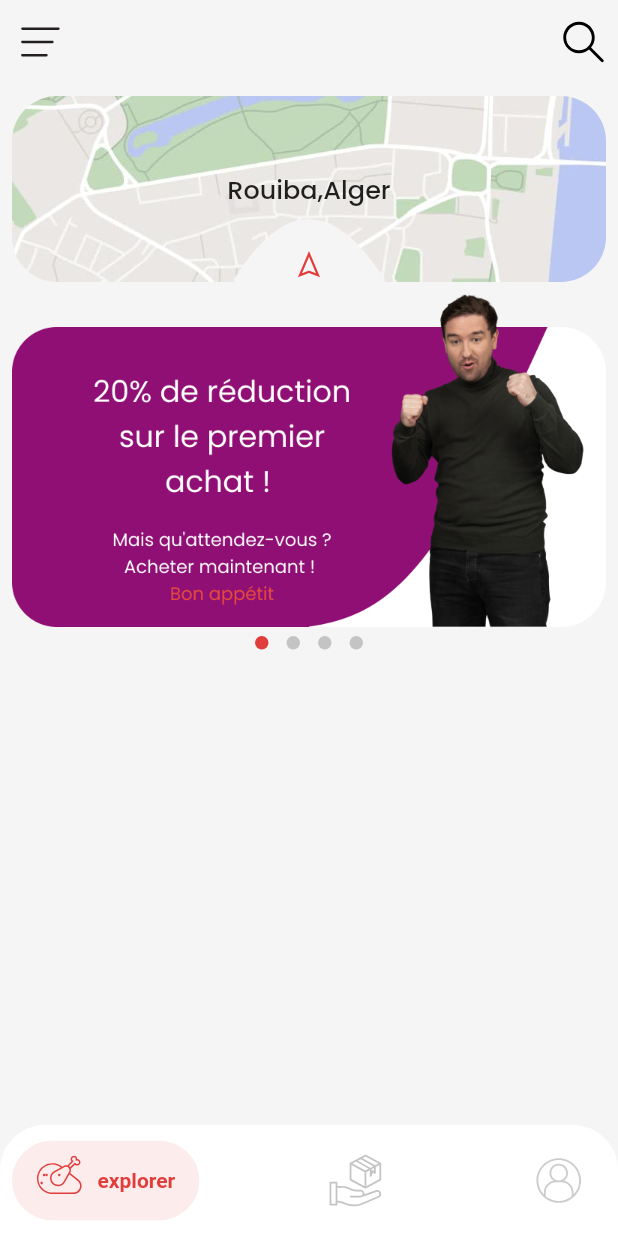
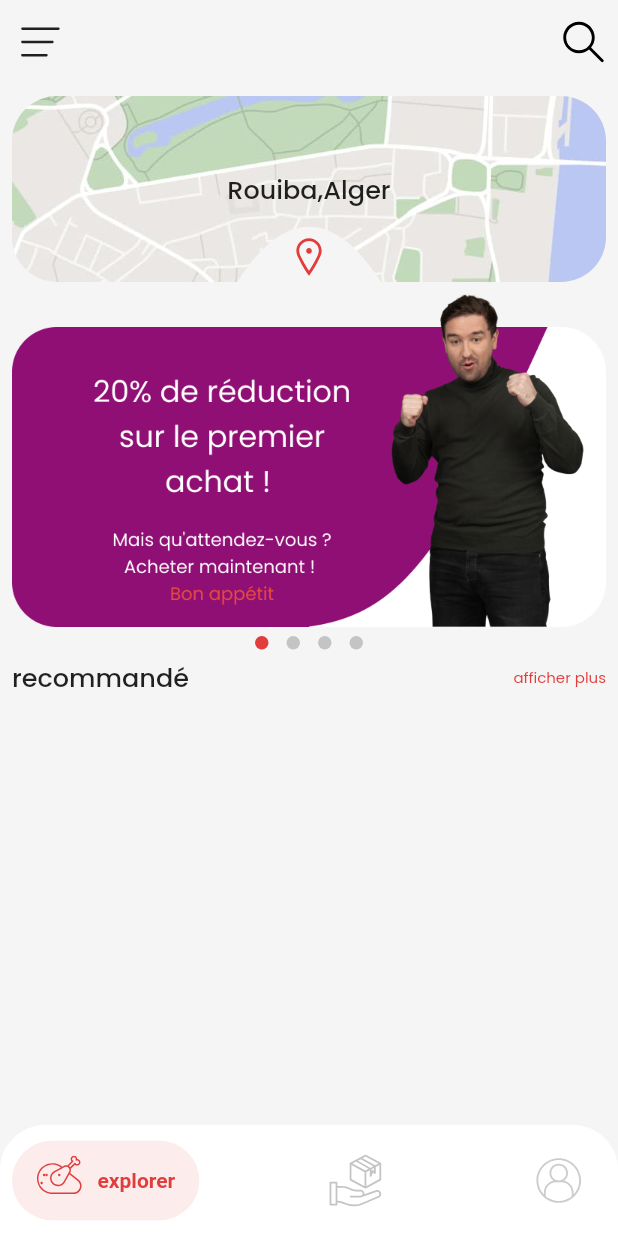
Before and after one commit to HoussemRabah/maclat, a Flutter app: the HomeScreen screen opened directly, on a phone screen of 412 x 824 dp. Run offline on Flutter 3.47's test engine with Material 2 defaults, Android fonts, the phone set to English and light mode, and no system bars; drawn by our look-alikes of card_swiper, dots_indicator, salomon_bottom_bar; our stand-ins replace flutter_custom_clippers, flutter_svg, font_awesome_flutter, line_icons.

Commit message:
architecture improved

```diff
--- a/lib/UI/Screens/home.dart
+++ b/lib/UI/Screens/home.dart
@@ -8,6 +8,7 @@ import 'package:line_icons/line_icons.dart';
 import 'package:mbh/Core/constants.dart';
 import 'package:mbh/Logic/Modules/UI.dart';
 import 'package:mbh/UI/Widgets/cardswiper.dart';
+import 'package:mbh/UI/Widgets/gpscard.dart';
 import 'package:salomon_bottom_bar/salomon_bottom_bar.dart';
 
 class HomeScreen extends StatefulWidget {
@@ -24,52 +25,37 @@ class _HomeScreenState extends State<HomeScreen> {
       backgroundColor: backColor,
       appBar: appBarBuilder(),
       bottomNavigationBar: bottomNavigationBarBuilder(),
-      body: Column(
-        children: [
-          Stack(
-            clipBehavior: Clip.antiAlias,
-            alignment: Alignment.center,
-            children: [
-              Container(
-                width: double.infinity,
-                margin: EdgeInsets.all(8.0),
-                height: 124,
-                clipBehavior: Clip.antiAlias,
-                decoration: BoxDecoration(
-                  borderRadius: radius,
+      body: SingleChildScrollView(
+        child: Column(
+          children: [
+            GpsCard(),
+            CardSwiper(cards: [
+              CardSwip(url: "http://via.placeholder.com/300x200"),
+              CardSwip(url: "http://via.placeholder.com/300x200"),
+              CardSwip(url: "http://via.placeholder.com/300x200"),
+              CardSwip(url: "http://via.placeholder.com/300x200"),
+            ]),
+            Row(
+              children: [
+                SizedBox(
+                  width: 8.0,
                 ),
-                child: Image.asset(
-                  "assets/proto/maps.png",
-                  fit: BoxFit.cover,
+                Text(
+                  "recommandé",
+                  style: textStyleSouTitle,
                 ),
-              ),
-              Text(
-                'Rouiba,Alger',
-                style: textStyleSouTitle,
-              ),
-              Positioned(
-                top: 90,
-                child: ClipPath(
-                  clipper: OvalTopBorderClipper(),
-                  child: Container(
-                      width: 100.0,
-                      height: 60.0,
-                      color: backColor,
-                      child: Icon(
-                        LineIcons.locationArrow,
-                        color: mainColor,
-                      )),
+                Spacer(),
+                Text(
+                  "afficher plus",
+                  style: textStyleSmall.copyWith(color: mainColor),
                 ),
-              )
-            ],
-          ),
-          CardSwiper(cards: [
-            CardSwip(url: "http://via.placeholder.com/300x200"),
-            CardSwip(url: "http://via.placeholder.com/300x200"),
-            CardSwip(url: "http://via.placeholder.com/300x200"),
-            CardSwip(url: "http://via.placeholder.com/300x200"),
-          ]),
-        ],
+                SizedBox(
+                  width: 8.0,
+                ),
+              ],
+            )
+          ],
+        ),
       ),
     );
   }
--- /dev/null
+++ b/lib/UI/Widgets/gpscard.dart
@@ -0,0 +1,55 @@
+import 'package:flutter/material.dart';
+import 'package:flutter_custom_clippers/flutter_custom_clippers.dart';
+import 'package:line_icons/line_icons.dart';
+import 'package:mbh/Core/constants.dart';
+
+class GpsCard extends StatefulWidget {
+  const GpsCard({Key? key}) : super(key: key);
+
+  @override
+  State<GpsCard> createState() => _GpsCardState();
+}
+
+class _GpsCardState extends State<GpsCard> {
+  @override
+  Widget build(BuildContext context) {
+    return Stack(
+      clipBehavior: Clip.antiAlias,
+      alignment: Alignment.center,
+      children: [
+        Container(
+          width: double.infinity,
+          margin: EdgeInsets.all(8.0),
+          height: 124,
+          clipBehavior: Clip.antiAlias,
+          decoration: BoxDecoration(
+            borderRadius: radius,
+          ),
+          child: Image.asset(
+            "assets/proto/maps.png",
+            fit: BoxFit.cover,
+          ),
+        ),
+        Text(
+          'Rouiba,Alger',
+          style: textStyleSouTitle,
+        ),
+        Positioned(
+          top: 95,
+          child: ClipPath(
+            clipper: OvalTopBorderClipper(),
+            child: Container(
+                width: 100.0,
+                height: 40.0,
+                color: backColor,
+                child: Icon(
+                  LineIcons.mapMarker,
+                  color: mainColor,
+                  size: 30.0,
+                )),
+          ),
+        )
+      ],
+    );
+  }
+}
```
